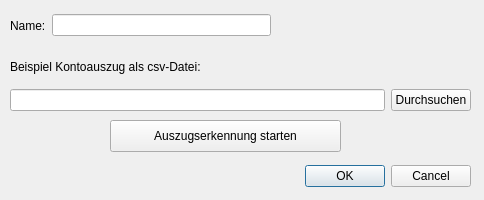
The window that pyqt/createAccountDialog.ui (LorisSchmit/MoneyManager) describes before a commit, drawn with Qt 5.
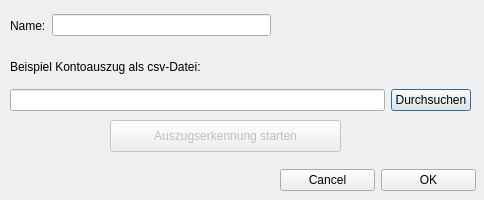
The same window after the commit.

The edit to the form file:
```diff
--- a/pyqt/createAccountDialog.ui
+++ b/pyqt/createAccountDialog.ui
@@ -13,22 +13,6 @@
   <property name="windowTitle">
    <string>Konto hinzufügen</string>
   </property>
-  <widget class="QDialogButtonBox" name="buttonBox">
-   <property name="geometry">
-    <rect>
-     <x>130</x>
-     <y>160</y>
-     <width>341</width>
-     <height>32</height>
-    </rect>
-   </property>
-   <property name="orientation">
-    <enum>Qt::Horizontal</enum>
-   </property>
-   <property name="standardButtons">
-    <set>QDialogButtonBox::Cancel|QDialogButtonBox::Ok</set>
-   </property>
-  </widget>
   <widget class="QWidget" name="gridLayoutWidget">
    <property name="geometry">
     <rect>
@@ -85,6 +69,9 @@
    </layout>
   </widget>
   <widget class="QPushButton" name="statementDetectionButton">
+   <property name="enabled">
+    <bool>false</bool>
+   </property>
    <property name="geometry">
     <rect>
      <x>110</x>
@@ -97,6 +84,35 @@
     <string>Auszugserkennung starten</string>
    </property>
   </widget>
+  <widget class="QWidget" name="horizontalLayoutWidget_2">
+   <property name="geometry">
+    <rect>
+     <x>280</x>
+     <y>160</y>
+     <width>196</width>
+     <height>41</height>
+    </rect>
+   </property>
+   <layout class="QHBoxLayout" name="horizontalLayout_2">
+    <item>
+     <widget class="QPushButton" name="pushButtonCancel">
+      <property name="text">
+       <string>Cancel</string>
+      </property>
+     </widget>
+    </item>
+    <item>
+     <widget class="QPushButton" name="pushButtonOk">
+      <property name="enabled">
+       <bool>true</bool>
+      </property>
+      <property name="text">
+       <string>OK</string>
+      </property>
+     </widget>
+    </item>
+   </layout>
+  </widget>
  </widget>
  <resources/>
  <connections>
```
Left out of the diff: 35 changed lines with no effect on the pictures.
